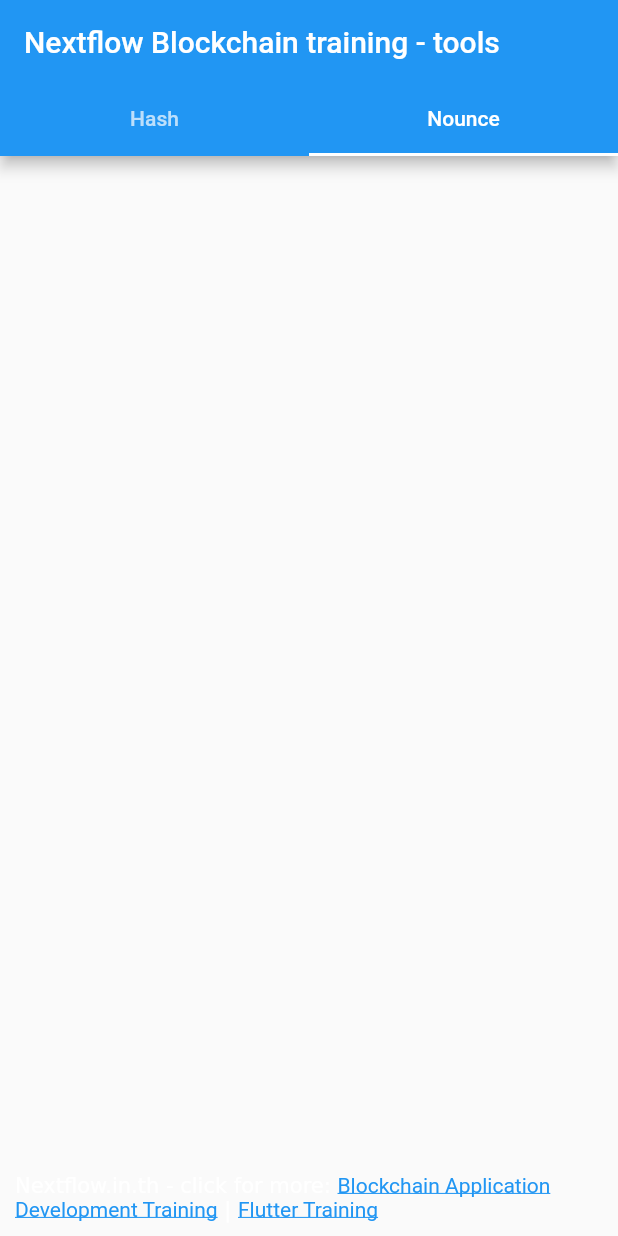
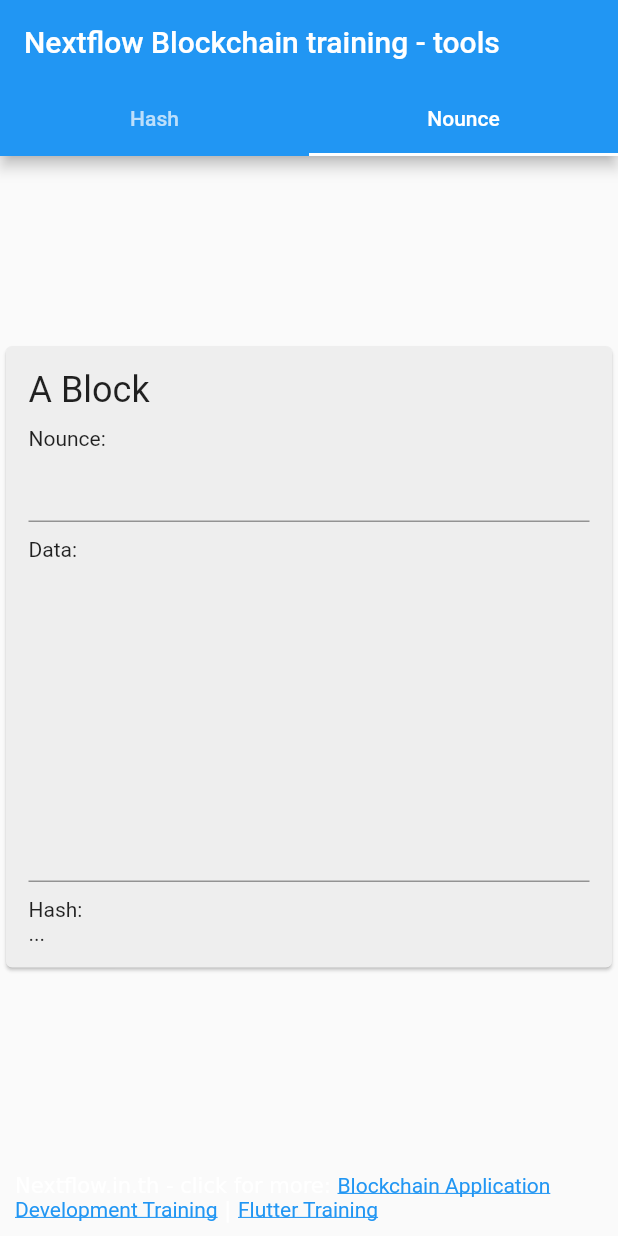
Before and after one commit to teerasej/hash_sha256, a Flutter app: the screen it shows after launch, tab 2 chosen, on a phone screen of 412 x 824 dp. Run offline on Flutter 3.47's test engine with Material 2 defaults, Android fonts, the phone set to English and light mode, and no system bars.

Commit message:
create layout for nonce page

```diff
--- a/lib/pages/nonce/nonce_page.dart
+++ b/lib/pages/nonce/nonce_page.dart
@@ -10,6 +10,50 @@ class NoncePage extends StatefulWidget {
 class _NoncePageState extends State<NoncePage> {
   @override
   Widget build(BuildContext context) {
-    return Container();
+    return Column(
+      mainAxisAlignment: MainAxisAlignment.center,
+      crossAxisAlignment: CrossAxisAlignment.center,
+      children: [
+        SizedBox(
+          width: 600,
+          child: Card(
+            color: Colors.grey[200],
+            child: Padding(
+              padding: const EdgeInsets.all(15.0),
+              child: Form(
+                child: Column(
+                  crossAxisAlignment: CrossAxisAlignment.start,
+                  children: [
+                    Text(
+                      'A Block',
+                      style: TextStyle(
+                        fontSize: 24,
+                      ),
+                    ),
+                    SizedBox(
+                      height: 10,
+                    ),
+                    Text('Nounce:'),
+                    TextFormField(),
+                    SizedBox(
+                      height: 10,
+                    ),
+                    Text('Data:'),
+                    TextFormField(
+                      maxLines: 10,
+                    ),
+                    SizedBox(
+                      height: 10,
+                    ),
+                    Text('Hash:'),
+                    Text('...'),
+                  ],
+                ),
+              ),
+            ),
+          ),
+        ),
+      ],
+    );
   }
 }
```
